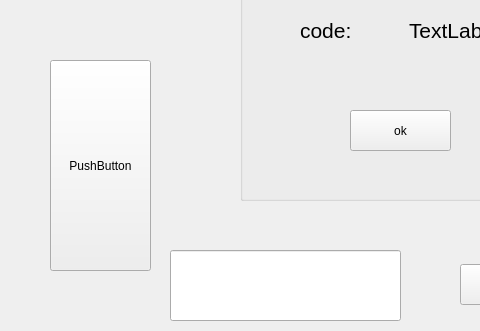
The window that entername2/entrycode.ui (Parsa20231401/FAZE1.0) describes before a commit, drawn with Qt 5; both pictures show x 0 to 480 and y 110 to 441 of the 800 by 600 pixel window.
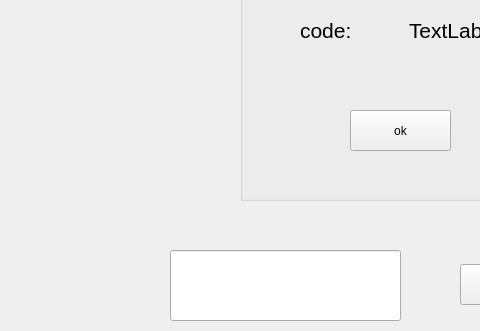
The same window after the commit.

Commit message: entrycode -> server client done

Patch:
```diff
--- a/entername2/entrycode.ui
+++ b/entername2/entrycode.ui
@@ -104,19 +104,6 @@
      <string>open</string>
     </property>
    </widget>
-   <widget class="QPushButton" name="pushButton_3">
-    <property name="geometry">
-     <rect>
-      <x>50</x>
-      <y>170</y>
-      <width>101</width>
-      <height>211</height>
-     </rect>
-    </property>
-    <property name="text">
-     <string>PushButton</string>
-    </property>
-   </widget>
   </widget>
   <widget class="QMenuBar" name="menubar">
    <property name="geometry">
```
The commit also changes 8 other files.
